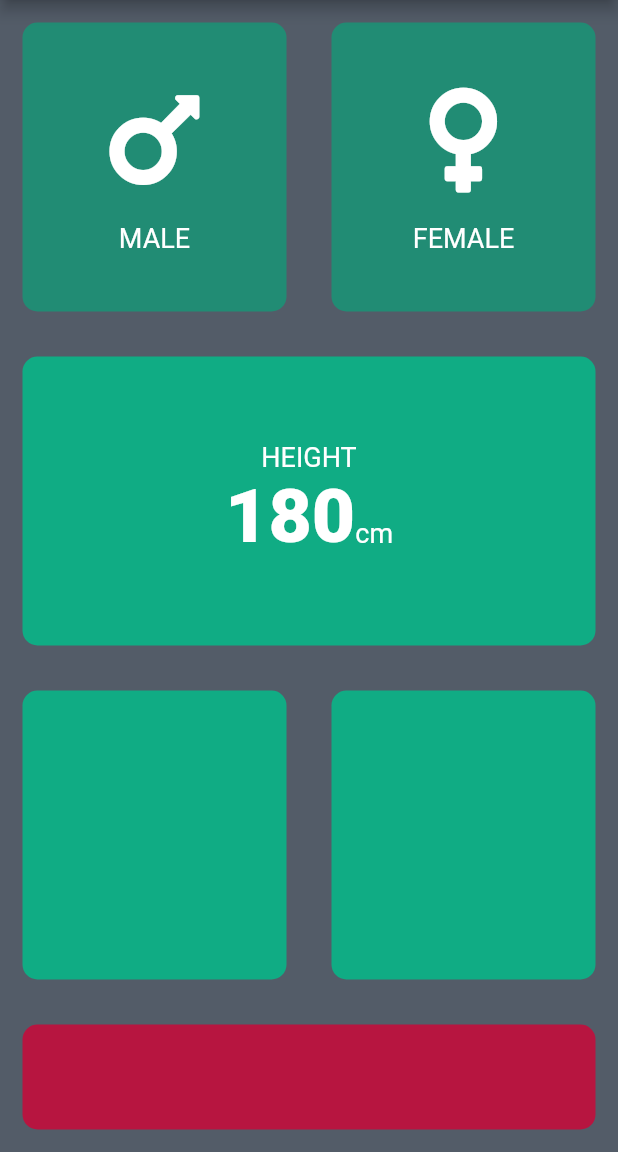
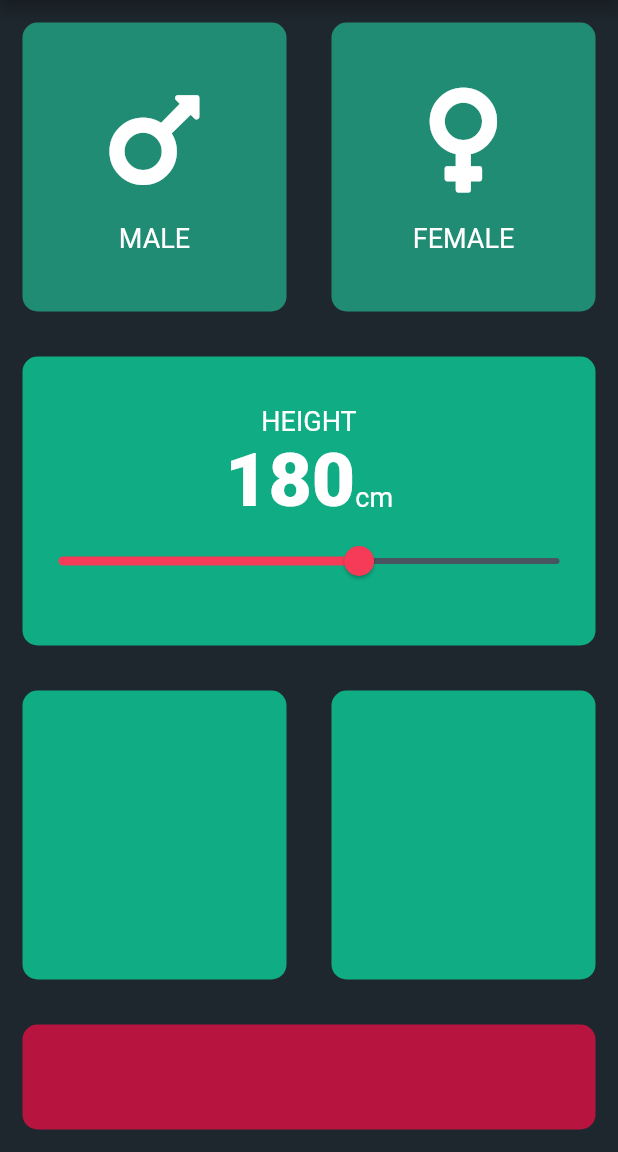
Before and after one commit to RahulMahesh62/BMI-Calculator, a Flutter app: the screen it shows after launch, on a phone screen of 412 x 824 dp, the part 84-1236 px from its top. Run offline on Flutter 3.47's test engine with Material 2 defaults, Android fonts, the phone set to English and light mode, and no system bars; our stand-ins replace font_awesome_flutter.

Commit message:
Updated constant.dart

```diff
--- a/lib/input.dart
+++ b/lib/input.dart
@@ -17,6 +17,7 @@ class _InputPageState extends State<InputPage> {
   Color femaleCardClr = kinactiveContainerClr;
 
   IconGender selectedGender;
+  int height=180;
 
   @override
   Widget build(BuildContext context) {
@@ -71,12 +72,29 @@ class _InputPageState extends State<InputPage> {
                       textBaseline: TextBaseline.alphabetic,
                       children: <Widget>[
                       Text(
-                        '180',
+                        height.toString(),
                         style: kTTextStyle,
                       ),
                       Text('cm',
                       style: klabeltextstyle,)
                     ],),
+                    SliderTheme(
+                        data: SliderTheme.of(context).copyWith(
+
+                        ),
+                        child: Slider(
+                        value: height.toDouble(),
+                        min: 120.0,
+                        max: 220.0,
+                        activeColor: Color(0xfff53b57),
+                        inactiveColor: Color(0xff485460),
+                        onChanged: (double newVal){
+                          setState(() {
+                            height=newVal.round();
+                          });
+                        }
+                      ),
+                    ),
                 ],)),
           ),
           Expanded(
--- a/lib/main.dart
+++ b/lib/main.dart
@@ -10,9 +10,12 @@ class BMICalculator extends StatelessWidget {
       debugShowCheckedModeBanner: false,
       theme: ThemeData(
         primaryColor: Color(0xff10ac84),
-        scaffoldBackgroundColor: Color(0xff535c68),
+        scaffoldBackgroundColor: Color(0xff1e272e),
         accentColor: Colors.purple,
-        textTheme: TextTheme(body1:TextStyle(color: Colors.white))
+        textTheme: TextTheme(
+          body1:TextStyle(
+            color: Colors.white)
+            ),
       ),
       home: InputPage(),
     );
```
